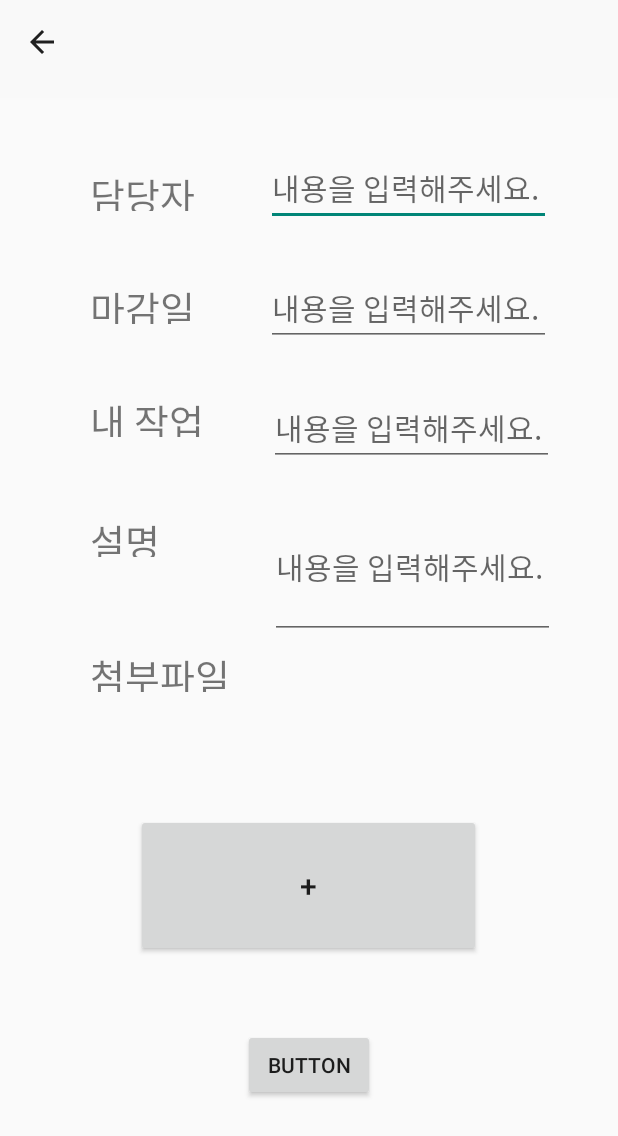
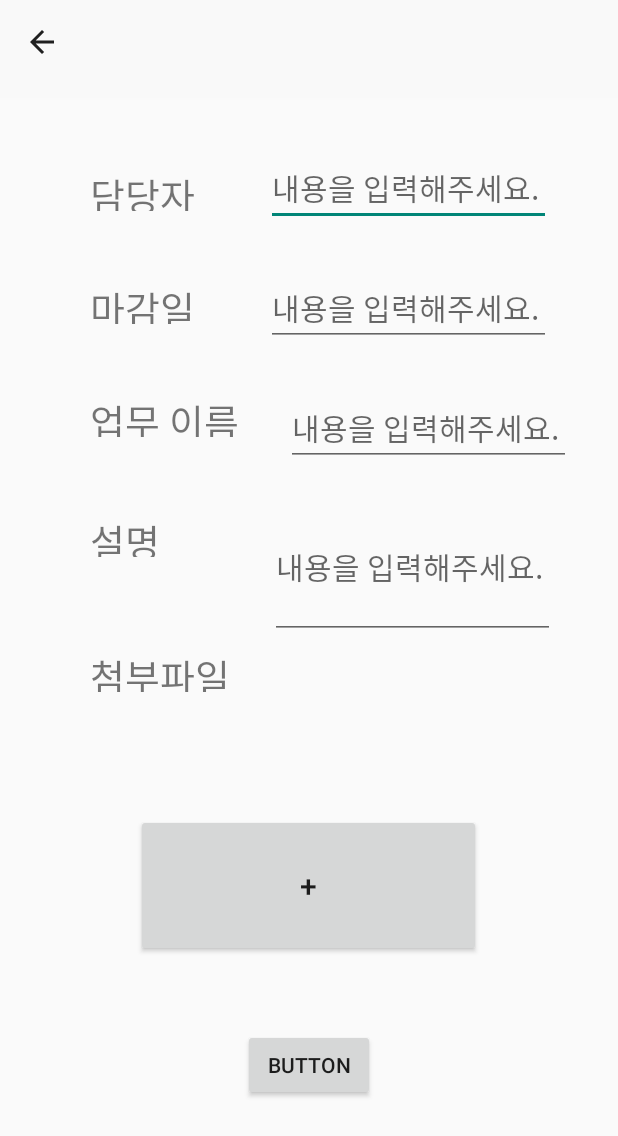
Before and after one commit to ta-mj/TeamProject-Teaming, an Android app: the FileUpload screen opened directly, with no data from a screen before it, on a phone screen of 412 x 824 dp. Shown: the top 1136 px of the screen. Run offline under Robolectric (Android 15) with nearby library versions, the phone set to English and light mode, and no system bars.

Commit message:
태우 maid 팀프로젝트1 내용 메인 화면 빼고 완료

```diff
--- a/app/src/main/java/com/example/teamproject/AddUserDialog.java
+++ b/app/src/main/java/com/example/teamproject/AddUserDialog.java
@@ -8,10 +8,12 @@ import android.widget.EditText;
 import android.widget.TextView;
 import android.widget.Toast;
 
-public class AddUserDialog {
+import androidx.appcompat.app.AppCompatActivity;
+
+public class AddUserDialog extends AppCompatActivity {
 
     private Context context;
-
+    public AddUserDialog(){}
     public AddUserDialog(Context context) {
         this.context = context;
     }
--- a/app/src/main/java/com/example/teamproject/FileUpload.java
+++ b/app/src/main/java/com/example/teamproject/FileUpload.java
@@ -1,14 +1,32 @@
 package com.example.teamproject;
 
+import androidx.activity.result.ActivityResult;
+import androidx.activity.result.ActivityResultCallback;
+import androidx.activity.result.ActivityResultLauncher;
+import androidx.activity.result.contract.ActivityResultContracts;
 import androidx.appcompat.app.AppCompatActivity;
 import androidx.appcompat.widget.Toolbar;
 
 import android.content.Intent;
+import android.database.Cursor;
+import android.net.Uri;
 import android.os.Bundle;
+import android.provider.OpenableColumns;
 import android.view.MenuItem;
+import android.view.View;
+import android.widget.Button;
+import android.widget.EditText;
+import android.widget.TextView;
+
+import java.io.File;
 
 
 public class FileUpload extends AppCompatActivity{
+    //변수 설정
+    private EditText manager,deadline,workname,explain;
+    private Uri file;
+    private Button fileUploadButton,confirmButton;
+
     @Override
     protected void onCreate(Bundle savedInstanceState) {
         super.onCreate(savedInstanceState);
@@ -22,8 +40,53 @@ public class FileUpload extends AppCompatActivity{
         //툴바 뒤로가기 보이게 하는 코드
         getSupportActionBar().setDisplayHomeAsUpEnabled(true);
 
+        //view들 id로 연결
+        manager = findViewById(R.id.fileManagerText);
+        deadline = findViewById(R.id.fileDeadLineText);
+        workname = findViewById(R.id.fileWorkNameText);
+        explain = findViewById(R.id.fileExplainText);
+        manager.setText(getIntent().getStringExtra("담당자"));
+        deadline.setText(getIntent().getStringExtra("마감일"));
+        workname.setText(getIntent().getStringExtra("업무 제목"));
+        explain.setText(getIntent().getStringExtra("설명"));
+        fileUploadButton = findViewById(R.id.fileUploadButton);
+        if(getIntent().getParcelableExtra("파일 이름") != null) {
+            Uri uri = getIntent().getParcelableExtra("파일 이름");
+            Cursor returnCursor = getContentResolver().query(uri, null, null, null, null);
+            returnCursor.moveToFirst();
+            int nameindex = returnCursor.getColumnIndex(OpenableColumns.DISPLAY_NAME);
+            fileUploadButton.setText(returnCursor.getString(nameindex));
+        }
+        fileUploadButton.setOnClickListener(new View.OnClickListener() {
+            @Override
+            public void onClick(View view) {
+                Intent openfile = new Intent(Intent.ACTION_OPEN_DOCUMENT);
+                openfile.addCategory(Intent.CATEGORY_OPENABLE);
+                openfile.setType("*/*");
+                openfileLauncher.launch(openfile);
+
+            }
+        });
 
     }
+    ActivityResultLauncher<Intent> openfileLauncher = registerForActivityResult(new ActivityResultContracts.StartActivityForResult(),
+            new ActivityResultCallback<ActivityResult>()
+            {
+                @Override
+                public void onActivityResult(ActivityResult result)
+                {
+                    if (result.getResultCode() == RESULT_OK)
+                    {
+                        Intent intent = result.getData();
+                        file = intent.getData();
+                        Cursor returnCursor = getContentResolver().query(file,null,null,null,null);
+                        returnCursor.moveToFirst();
+                        int nameindex = returnCursor.getColumnIndex(OpenableColumns.DISPLAY_NAME);
+                        fileUploadButton.setText(returnCursor.getString(nameindex));
+
+                    }
+                }
+            });
 
     @Override
     public boolean onOptionsItemSelected(MenuItem item){
--- a/app/src/main/java/com/example/teamproject/TeamProject.java
+++ b/app/src/main/java/com/example/teamproject/TeamProject.java
@@ -1,10 +1,8 @@
 package com.example.teamproject;
+
+
 import java.time.LocalDate;
 import java.util.ArrayList;
-import java.util.LinkedList;
-import java.util.Locale;
-import java.util.Map;
-import java.util.Map.Entry;
 public class TeamProject {
     //프로젝트 정보
     private String subject;
--- a/app/src/main/res/layout/activity_file_upload.xml
+++ b/app/src/main/res/layout/activity_file_upload.xml
@@ -54,7 +54,7 @@
         android:layout_height="30dp"
         android:layout_marginStart="60dp"
         android:layout_marginTop="45dp"
-        android:text="내 작업"
+        android:text="업무 이름"
         android:textSize="25sp"
         app:layout_constraintStart_toStartOf="parent"
         app:layout_constraintTop_toBottomOf="@+id/textView16" />
@@ -71,7 +71,7 @@
         app:layout_constraintTop_toBottomOf="@+id/textView17" />
 
     <EditText
-        android:id="@+id/EditText19"
+        android:id="@+id/fileManagerText"
         android:layout_width="190dp"
         android:layout_height="50dp"
         android:layout_marginTop="35dp"
@@ -85,7 +85,7 @@
         app:layout_constraintTop_toBottomOf="@+id/toolbar_back" />
 
     <EditText
-        android:id="@+id/EditText20"
+        android:id="@+id/fileDeadLineText"
         android:layout_width="190dp"
         android:layout_height="50dp"
         android:layout_marginTop="30dp"
@@ -96,10 +96,10 @@
         app:layout_constraintEnd_toEndOf="parent"
         app:layout_constraintHorizontal_bias="0.513"
         app:layout_constraintStart_toEndOf="@+id/textView16"
-        app:layout_constraintTop_toBottomOf="@+id/EditText19" />
+        app:layout_constraintTop_toBottomOf="@+id/fileManagerText" />
 
     <EditText
-        android:id="@+id/EditText21"
+        android:id="@+id/fileWorkNameText"
         android:layout_width="190dp"
         android:layout_height="50dp"
         android:layout_marginTop="30dp"
@@ -109,10 +109,10 @@
         android:textSize="20sp"
         app:layout_constraintEnd_toEndOf="parent"
         app:layout_constraintStart_toEndOf="@+id/textView17"
-        app:layout_constraintTop_toBottomOf="@+id/EditText20" />
+        app:layout_constraintTop_toBottomOf="@+id/fileDeadLineText" />
 
     <EditText
-        android:id="@+id/EditText22"
+        android:id="@+id/fileExplainText"
         android:layout_width="190dp"
         android:layout_height="95dp"
         android:layout_marginTop="20dp"
@@ -121,7 +121,7 @@
         app:layout_constraintEnd_toEndOf="parent"
         app:layout_constraintHorizontal_bias="0.634"
         app:layout_constraintStart_toEndOf="@+id/textView18"
-        app:layout_constraintTop_toBottomOf="@+id/EditText21" />
+        app:layout_constraintTop_toBottomOf="@+id/fileWorkNameText" />
 
     <Button
         android:id="@+id/confirmButton"
@@ -136,7 +136,7 @@
         app:layout_constraintVertical_bias="0.84000003" />
 
     <Button
-        android:id="@+id/button3"
+        android:id="@+id/fileUploadButton"
         android:layout_width="230dp"
         android:layout_height="95dp"
         android:text="+"
```
Also changed, not shown: app/src/main/AndroidManifest.xml (+7 -1 lines), app/src/main/java/com/example/teamproject/AlarmRecevier.java (added, +60 -0 lines), app/src/main/java/com/example/teamproject/Task.java (+16 -12 lines), app/src/main/java/com/example/teamproject/TaskAdapter.java (+31 -2 lines), app/src/main/java/com/example/teamproject/TaskAdd.java (+42 -0 lines), app/src/main/java/com/example/teamproject/TaskUI.java (+11 -6 lines), app/src/main/res/layout/switch_item.xml (added, +11 -0 lines), app/src/main/res/menu/sort_menu.xml (added, +14 -0 lines).
